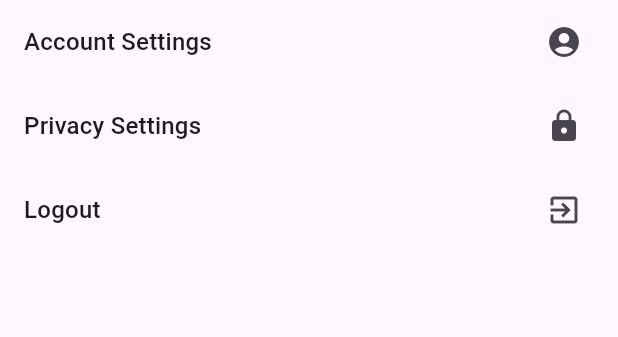
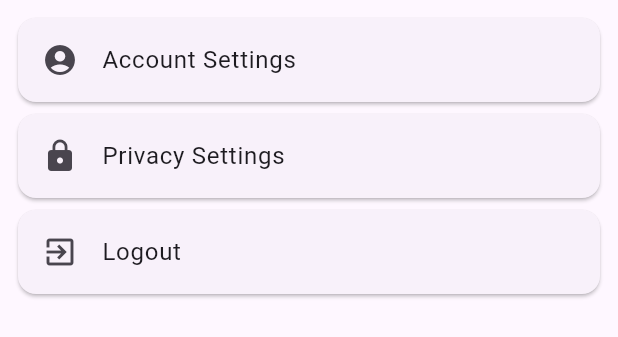
Before and after one commit to Zephhyyrr/submission-beginner-flutter-dicoding, a Flutter app: the SettingScreen widget shown alone on an empty page, opened directly, on a phone screen of 412 x 824 dp. Shown: the top 337 px of the screen. Run offline on Flutter 3.47's test engine with Material 3 defaults, Android fonts, the phone set to English and light mode, and no system bars; network calls fail.

Commit message:
improvement before submit

```diff
--- a/lib/setting_screen.dart
+++ b/lib/setting_screen.dart
@@ -1,44 +1,43 @@
 import 'package:flutter/material.dart';
 
 class SettingScreen extends StatelessWidget {
-  const SettingScreen({super.key});
+  const SettingScreen({Key? key}) : super(key: key);
 
   @override
   Widget build(BuildContext context) {
-    final theme = Theme.of(context);
-    return Column(
+    return Padding(
+      padding: const EdgeInsets.all(8.0),
+      child: Column(
         children: <Widget>[
-        ListTile(
-          title: Text(
-            'Account Settings',
-            style: theme.textTheme.titleMedium,
-          ),
-          trailing: Icon(Icons.account_circle),
+          Card(
+            child: ListTile(
+              leading: const Icon(Icons.account_circle),
+              title: const Text('Account Settings'),
               onTap: () {
                 // Action on tap
               },
             ),
-        ListTile(
-          title: Text(
-            'Privacy Settings',
-            style: theme.textTheme.titleMedium,
           ),
-          trailing: Icon(Icons.lock),
+          Card(
+            child: ListTile(
+              leading: const Icon(Icons.lock),
+              title: const Text('Privacy Settings'),
               onTap: () {
                 // Action on tap
               },
             ),
-        ListTile(
-          title: Text(
-            'Logout',
-            style: theme.textTheme.titleMedium,
           ),
-          trailing: Icon(Icons.exit_to_app),
+          Card(
+            child: ListTile(
+              leading: const Icon(Icons.exit_to_app),
+              title: const Text('Logout'),
               onTap: () {
                 // Action on tap
               },
             ),
+          ),
         ],
+      ),
     );
   }
 }
```
Also changed, not shown: lib/home_screen.dart (+41 -12 lines), lib/navigation.dart (+10 -78 lines), lib/story_screen.dart (+12 -3 lines). Lines whose indentation alone changed are shown as unchanged.
